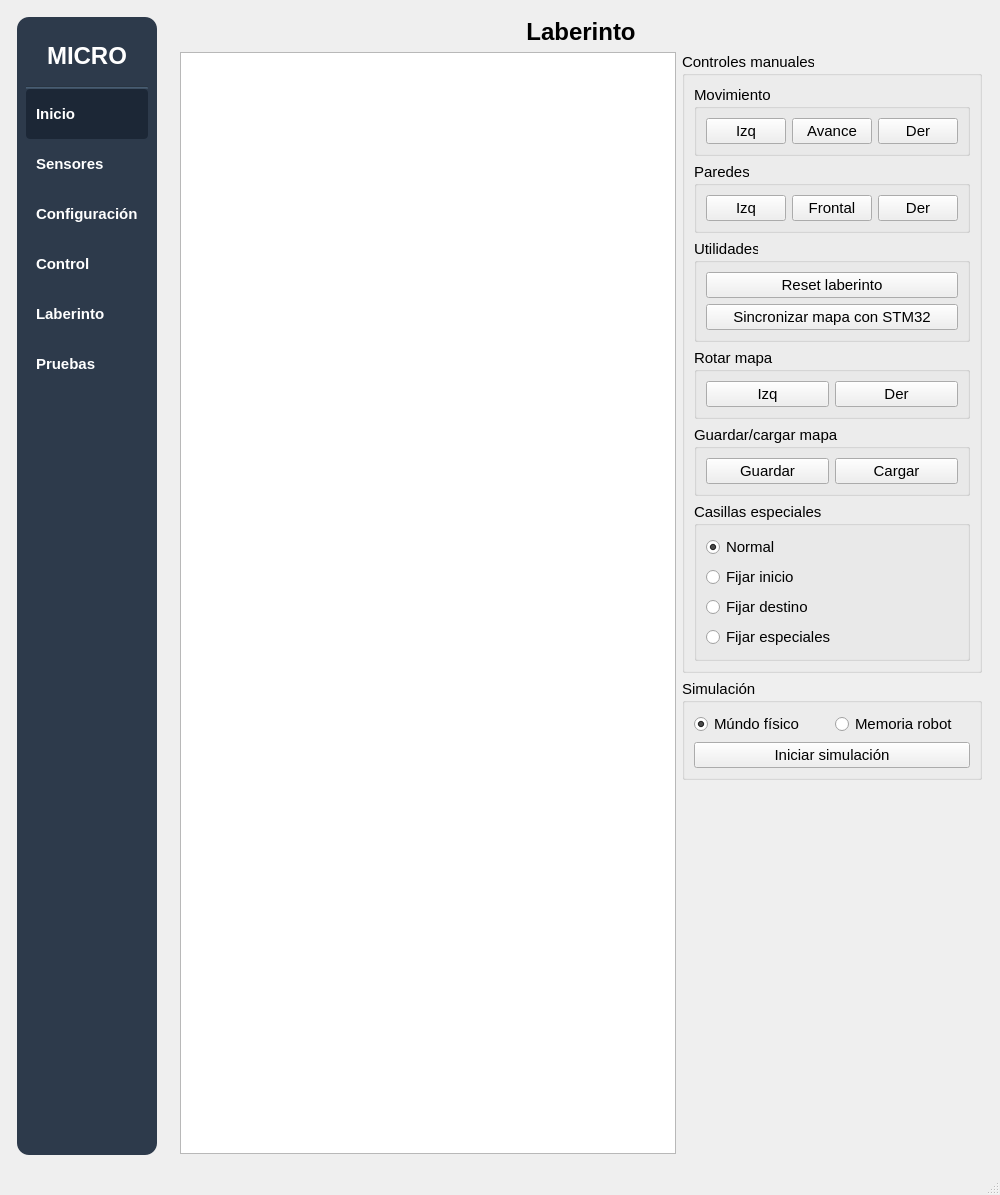
Old version of the form HMI_MICROMOUSE_V4/mainwindow.ui in the repository IvanLeiCas22/MICROCONTROLADORES.
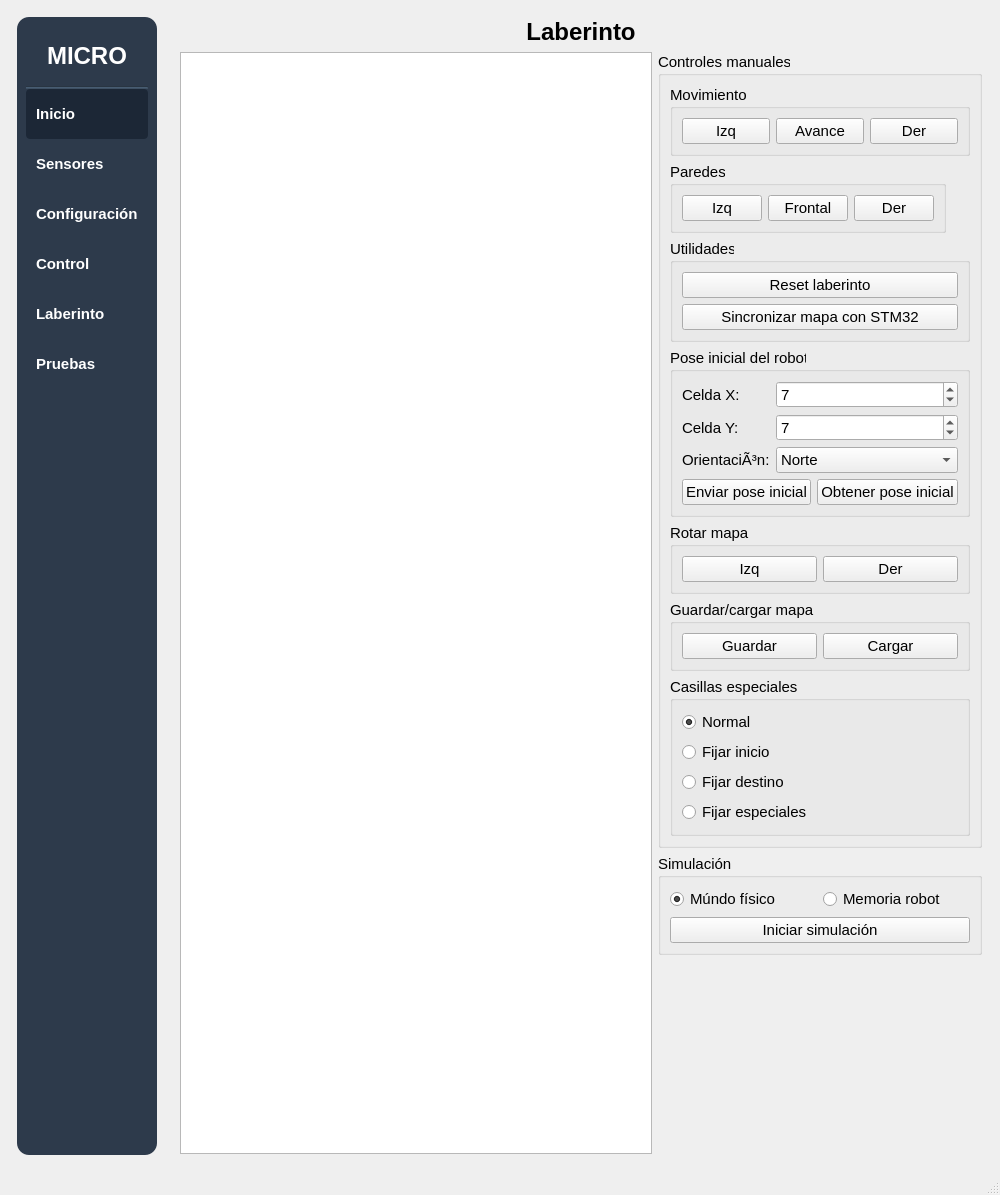
New version of the form. The open tabs and pages were chosen to show the change.

Commit message: Agregar configuración de pose inicial del supervisor

What changed in the file:
```diff
--- a/HMI_MICROMOUSE_V4/mainwindow.ui
+++ b/HMI_MICROMOUSE_V4/mainwindow.ui
@@ -3224,6 +3224,102 @@
                  </layout>
                 </widget>
                </item>
+               <item>
+                <widget class="QGroupBox" name="groupSupervisorInitialPose">
+                 <property name="title">
+                  <string>Pose inicial del robot</string>
+                 </property>
+                 <layout class="QVBoxLayout" name="verticalLayoutSupervisorInitialPose">
+                  <item>
+                   <layout class="QFormLayout" name="formLayoutSupervisorInitialPose">
+                    <item row="0" column="0">
+                     <widget class="QLabel" name="labelInitialCellX">
+                      <property name="text">
+                       <string>Celda X:</string>
+                      </property>
+                     </widget>
+                    </item>
+                    <item row="0" column="1">
+                     <widget class="QSpinBox" name="spinInitialCellX">
+                      <property name="maximum">
+                       <number>14</number>
+                      </property>
+                      <property name="value">
+                       <number>7</number>
+                      </property>
+                     </widget>
+                    </item>
+                    <item row="1" column="0">
+                     <widget class="QLabel" name="labelInitialCellY">
+                      <property name="text">
+                       <string>Celda Y:</string>
+                      </property>
+                     </widget>
+                    </item>
+                    <item row="1" column="1">
+                     <widget class="QSpinBox" name="spinInitialCellY">
+                      <property name="maximum">
+                       <number>14</number>
+                      </property>
+                      <property name="value">
+                       <number>7</number>
+                      </property>
+                     </widget>
+                    </item>
+                    <item row="2" column="0">
+                     <widget class="QLabel" name="labelInitialHeading">
+                      <property name="text">
+                       <string>OrientaciÃ³n:</string>
+                      </property>
+                     </widget>
+                    </item>
+                    <item row="2" column="1">
+                     <widget class="QComboBox" name="comboInitialHeading">
+                      <item>
+                       <property name="text">
+                        <string>Norte</string>
+                       </property>
+                      </item>
+                      <item>
+                       <property name="text">
+                        <string>Este</string>
+                       </property>
+                      </item>
+                      <item>
+                       <property name="text">
+                        <string>Sur</string>
+                       </property>
+                      </item>
+                      <item>
+                       <property name="text">
+                        <string>Oeste</string>
+                       </property>
+                      </item>
+                     </widget>
+                    </item>
+                   </layout>
+                  </item>
+                  <item>
+                   <layout class="QHBoxLayout" name="horizontalLayoutSupervisorInitialPose">
+                    <item>
+                     <widget class="QPushButton" name="btnSetSupervisorInitialPose">
+                      <property name="text">
+                       <string>Enviar pose inicial</string>
+                      </property>
+                     </widget>
+                    </item>
+                    <item>
+                     <widget class="QPushButton" name="btnGetSupervisorInitialPose">
+                      <property name="text">
+                       <string>Obtener pose inicial</string>
+                      </property>
+                     </widget>
+                    </item>
+                   </layout>
+                  </item>
+                 </layout>
+                </widget>
+               </item>
                <item>
                 <widget class="QGroupBox" name="groupBox_11">
                  <property name="title">
```
The commit also changes 5 other files.
